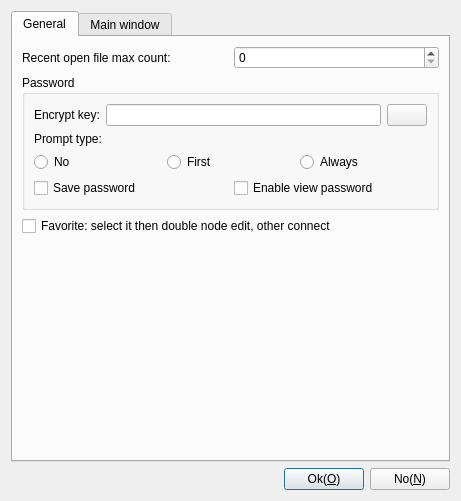
First picture: the form in App/Viewer/ParameterDlgSettings.ui, repository KangLin/RabbitRemoteControl, before the edit.
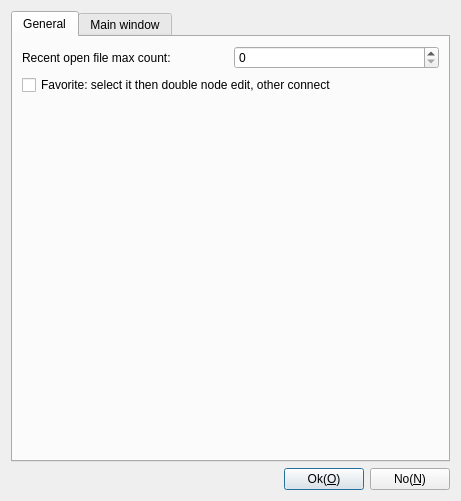
Second picture: the form after the edit. Icons and pictures are not drawn.

Commit message: Add viewer parameter in CConnecter, and encrpyt key

```diff
--- a/App/Viewer/ParameterDlgSettings.ui
+++ b/App/Viewer/ParameterDlgSettings.ui
@@ -66,7 +66,7 @@
        <string>General</string>
       </attribute>
       <layout class="QGridLayout" name="gridLayout_6">
-       <item row="3" column="0">
+       <item row="2" column="0">
         <spacer name="verticalSpacer">
          <property name="orientation">
           <enum>Qt::Vertical</enum>
@@ -80,94 +80,10 @@
         </spacer>
        </item>
        <item row="1" column="0">
-        <widget class="QGroupBox" name="groupBox_3">
-         <property name="title">
-          <string>Password</string>
+        <widget class="QCheckBox" name="cbFavoriteDoubleEdit">
+         <property name="text">
+          <string>Favorite: select it then double node edit, other connect</string>
          </property>
-         <layout class="QGridLayout" name="gridLayout_2">
-          <item row="0" column="0">
-           <layout class="QHBoxLayout" name="horizontalLayout_3">
-            <item>
-             <widget class="QLabel" name="label_2">
-              <property name="text">
-               <string>Encrypt key:</string>
-              </property>
-             </widget>
-            </item>
-            <item>
-             <widget class="QLineEdit" name="leEncryptKey">
-              <property name="inputMask">
-               <string/>
-              </property>
-              <property name="echoMode">
-               <enum>QLineEdit::Password</enum>
-              </property>
-             </widget>
-            </item>
-            <item>
-             <widget class="QPushButton" name="pbEncryptKey">
-              <property name="text">
-               <string/>
-              </property>
-              <property name="icon">
-               <iconset resource="Resource/Resource.qrc">
-                <normaloff>:/image/EyeOn</normaloff>:/image/EyeOn</iconset>
-              </property>
-             </widget>
-            </item>
-           </layout>
-          </item>
-          <item row="1" column="0">
-           <widget class="QLabel" name="label_3">
-            <property name="text">
-             <string>Prompt type:</string>
-            </property>
-           </widget>
-          </item>
-          <item row="2" column="0">
-           <layout class="QHBoxLayout" name="horizontalLayout_4">
-            <item>
-             <widget class="QRadioButton" name="rbPromptNo">
-              <property name="text">
-               <string>No</string>
-              </property>
-             </widget>
-            </item>
-            <item>
-             <widget class="QRadioButton" name="rbPromptFirst">
-              <property name="text">
-               <string>First</string>
-              </property>
-             </widget>
-            </item>
-            <item>
-             <widget class="QRadioButton" name="rbPromptAlways">
-              <property name="text">
-               <string>Always</string>
-              </property>
-             </widget>
-            </item>
-           </layout>
-          </item>
-          <item row="3" column="0">
-           <layout class="QHBoxLayout" name="horizontalLayout_5">
-            <item>
-             <widget class="QCheckBox" name="cbSavePassword">
-              <property name="text">
-               <string>Save password</string>
-              </property>
-             </widget>
-            </item>
-            <item>
-             <widget class="QCheckBox" name="cbEnableViewPassword">
-              <property name="text">
-               <string>Enable view password</string>
-              </property>
-             </widget>
-            </item>
-           </layout>
-          </item>
-         </layout>
         </widget>
        </item>
        <item row="0" column="0">
@@ -188,13 +104,6 @@
          </item>
         </layout>
        </item>
-       <item row="2" column="0">
-        <widget class="QCheckBox" name="cbFavoriteDoubleEdit">
-         <property name="text">
-          <string>Favorite: select it then double node edit, other connect</string>
-         </property>
-        </widget>
-       </item>
       </layout>
      </widget>
      <widget class="QWidget" name="tab">
```
The commit also changes 133 other files.
